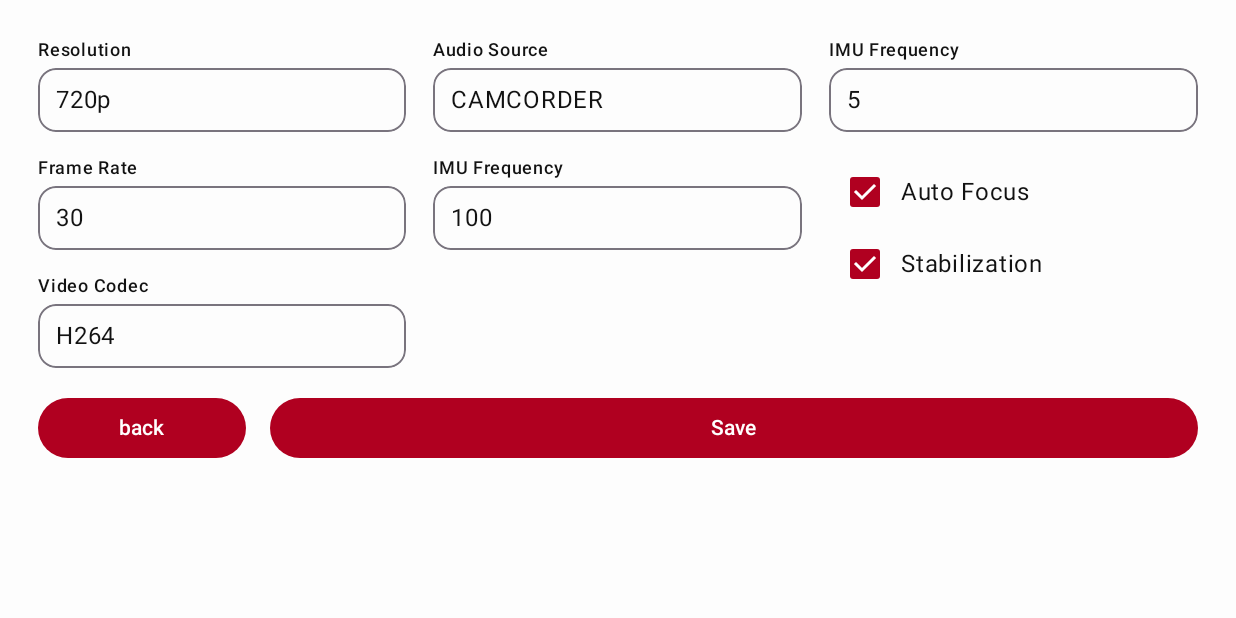
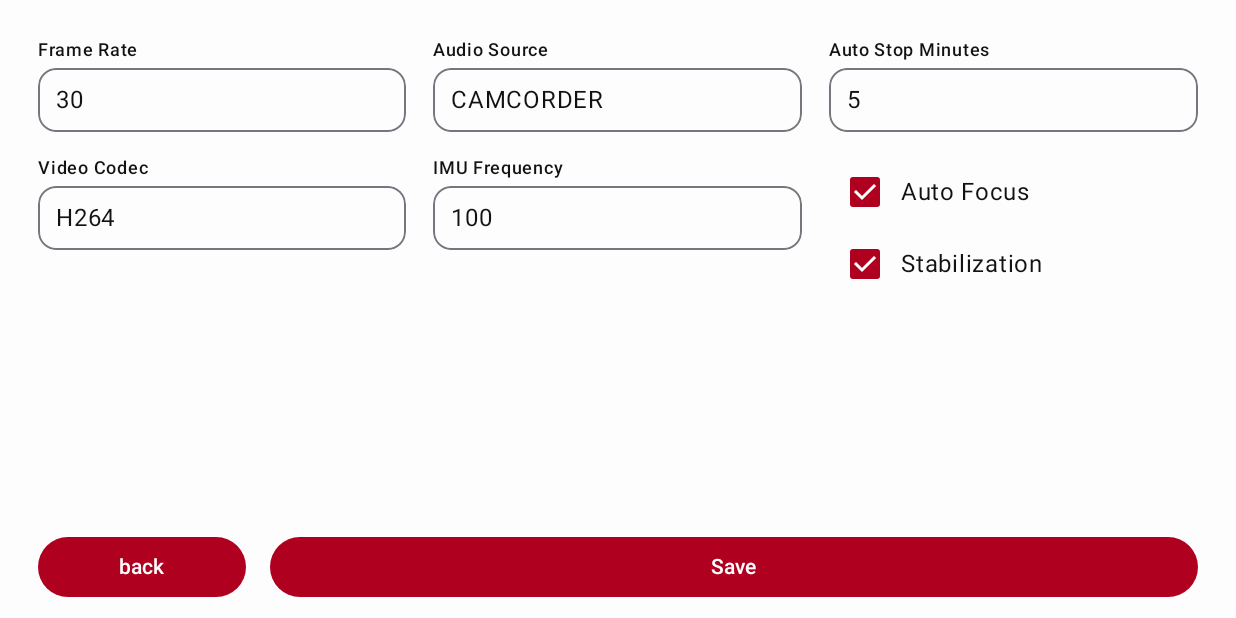
Before and after one commit to aminsepahan/syncrecorder, an Android app built with Jetpack Compose: the ROUTE_SETTING screen opened through its navigation route, on a phone screen of 824 x 412 dp (held sideways). Run offline under Robolectric (Android 15) with nearby library versions, the phone set to English and light mode, and no system bars; our stand-ins replace Dagger/Hilt's generated code, Timber.

Commit message:
removed evil resolution from settings

```diff
--- a/app/src/main/java/com/syn2core/syn2corecamera/presentation/ui/setting/SettingScreen.kt
+++ b/app/src/main/java/com/syn2core/syn2corecamera/presentation/ui/setting/SettingScreen.kt
@@ -3,6 +3,7 @@ package com.syn2core.syn2corecamera.presentation.ui.setting
 import androidx.compose.foundation.layout.Arrangement
 import androidx.compose.foundation.layout.Column
 import androidx.compose.foundation.layout.Row
+import androidx.compose.foundation.layout.Spacer
 import androidx.compose.foundation.layout.fillMaxSize
 import androidx.compose.foundation.layout.fillMaxWidth
 import androidx.compose.foundation.layout.padding
@@ -90,13 +91,6 @@ fun SettingLayout(
                 horizontalArrangement = Arrangement.spacedBy(18.dp)
             ) {
                 Column(modifier = Modifier.weight(1f)) {
-                    DropdownSelector(
-                        label = "Resolution",
-                        options = listOf("480p", "720p", "1080p", "4K"),
-                        selectedOption = resolution
-                    ) {
-                        resolution = it
-                    }
 
                     DropdownSelector(
                         label = "Frame Rate",
@@ -135,7 +129,7 @@ fun SettingLayout(
 
                 Column(modifier = Modifier.weight(1f)) {
                     DropdownSelector(
-                        label = "IMU Frequency",
+                        label = "Auto Stop Minutes",
                         options = listOf(1,2, 5, 10, 15, 30),
                         selectedOption = autoStopMinutes
                     ) {
@@ -167,8 +161,8 @@ fun SettingLayout(
                     }
                 }
             }
-
-            Row {
+            Spacer(modifier = Modifier.weight(1f))
+            Row(modifier = Modifier.padding(bottom = 10.dp)) {
                 Button(
                     modifier = Modifier.weight(1f).padding(end = 16.dp),
                     onClick = {
```
